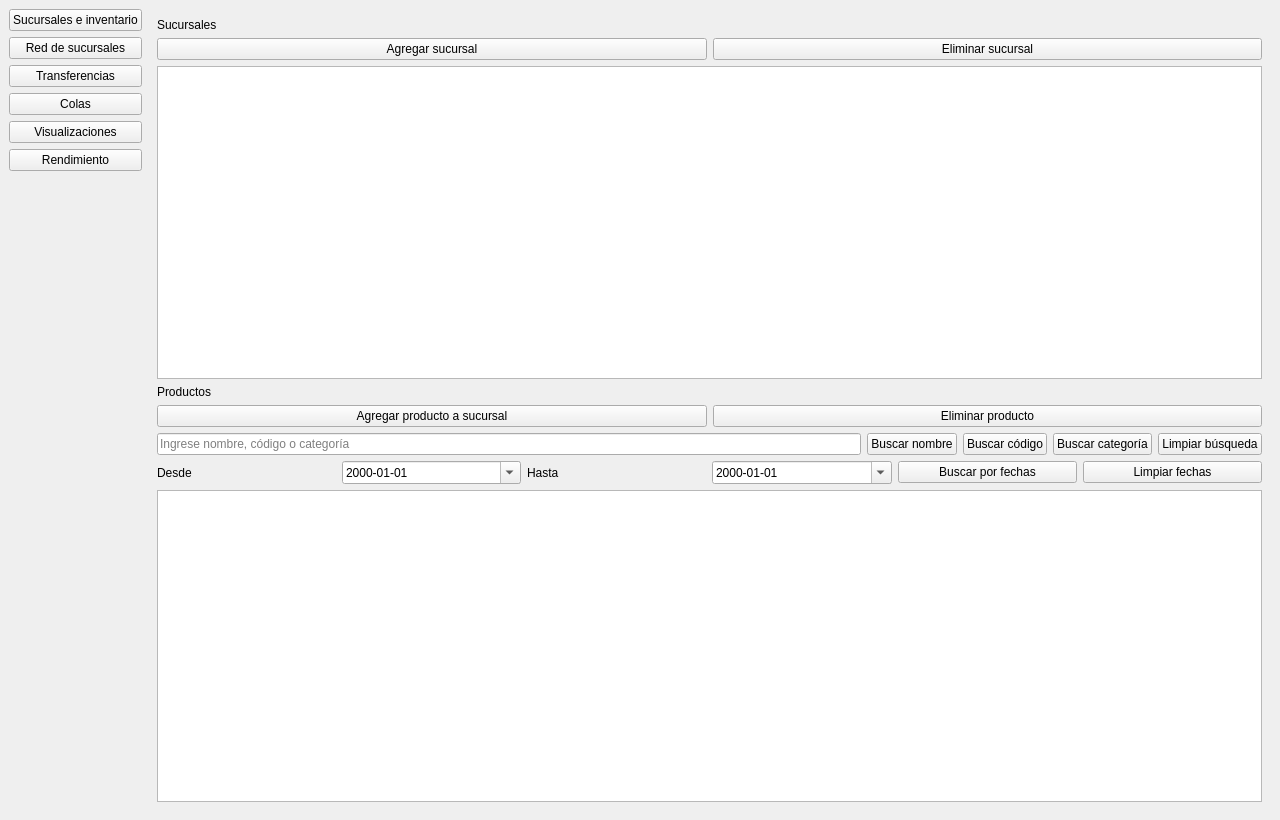
Qt form app/gui/main_window.ui (CarlosL62/supermarket-inventory-system) before a commit.
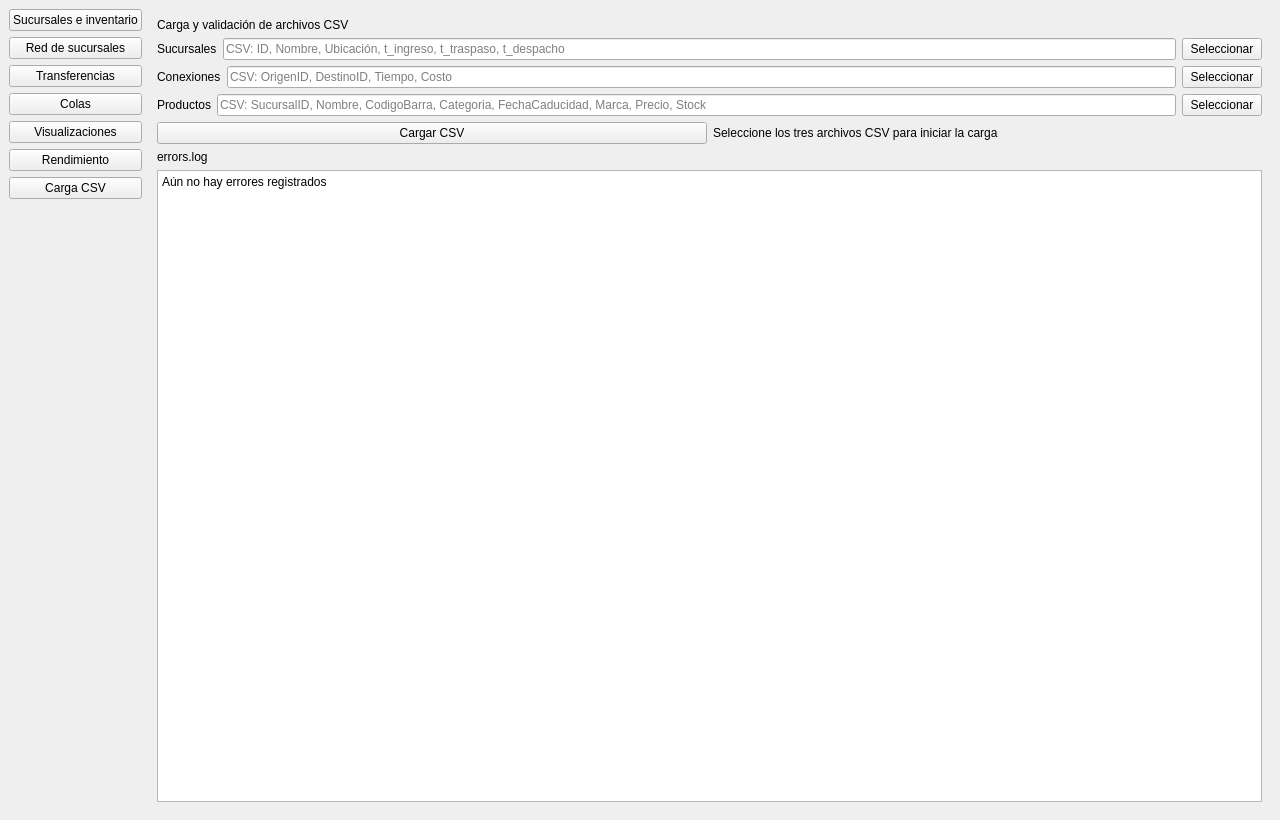
The same form after that commit. The open tabs and pages were chosen to show the change.

Commit message: feat: implement CSV loading functionality with error logging and UI integration

The edit to the form file:
```diff
--- a/app/gui/main_window.ui
+++ b/app/gui/main_window.ui
@@ -58,6 +58,13 @@
         </property>
        </widget>
       </item>
+      <item>
+       <widget class="QPushButton" name="btnViewCsv">
+        <property name="text">
+         <string>Carga CSV</string>
+        </property>
+       </widget>
+      </item>
       <item>
        <spacer name="verticalSpacer">
         <property name="orientation">
@@ -654,6 +661,130 @@
           </item>
          </layout>
         </widget>
+        <widget class="QWidget" name="csvPage">
+         <layout class="QVBoxLayout" name="csvLayout">
+          <item>
+           <widget class="QLabel" name="labelCsvSection">
+            <property name="text">
+             <string>Carga y validación de archivos CSV</string>
+            </property>
+           </widget>
+          </item>
+          <item>
+           <layout class="QHBoxLayout" name="csvBranchesLayout">
+            <item>
+             <widget class="QLabel" name="labelCsvBranches">
+              <property name="text">
+               <string>Sucursales</string>
+              </property>
+             </widget>
+            </item>
+            <item>
+             <widget class="QLineEdit" name="inputCsvBranches">
+              <property name="placeholderText">
+               <string>CSV: ID, Nombre, Ubicación, t_ingreso, t_traspaso, t_despacho</string>
+              </property>
+             </widget>
+            </item>
+            <item>
+             <widget class="QPushButton" name="btnSelectCsvBranches">
+              <property name="text">
+               <string>Seleccionar</string>
+              </property>
+             </widget>
+            </item>
+           </layout>
+          </item>
+          <item>
+           <layout class="QHBoxLayout" name="csvConnectionsLayout">
+            <item>
+             <widget class="QLabel" name="labelCsvConnections">
+              <property name="text">
+               <string>Conexiones</string>
+              </property>
+             </widget>
+            </item>
+            <item>
+             <widget class="QLineEdit" name="inputCsvConnections">
+              <property name="placeholderText">
+               <string>CSV: OrigenID, DestinoID, Tiempo, Costo</string>
+              </property>
+             </widget>
+            </item>
+            <item>
+             <widget class="QPushButton" name="btnSelectCsvConnections">
+              <property name="text">
+               <string>Seleccionar</string>
+              </property>
+             </widget>
+            </item>
+           </layout>
+          </item>
+          <item>
+           <layout class="QHBoxLayout" name="csvProductsLayout">
+            <item>
+             <widget class="QLabel" name="labelCsvProducts">
+              <property name="text">
+               <string>Productos</string>
+              </property>
+             </widget>
+            </item>
+            <item>
+             <widget class="QLineEdit" name="inputCsvProducts">
+              <property name="placeholderText">
+               <string>CSV: SucursalID, Nombre, CodigoBarra, Categoria, FechaCaducidad, Marca, Precio, Stock</string>
+              </property>
+             </widget>
+            </item>
+            <item>
+             <widget class="QPushButton" name="btnSelectCsvProducts">
+              <property name="text">
+               <string>Seleccionar</string>
+              </property>
+             </widget>
+            </item>
+           </layout>
+          </item>
+          <item>
+           <layout class="QHBoxLayout" name="csvActionsLayout">
+            <item>
+             <widget class="QPushButton" name="btnLoadCsvFiles">
+              <property name="text">
+               <string>Cargar CSV</string>
+              </property>
+             </widget>
+            </item>
+            <item>
+             <widget class="QLabel" name="labelCsvResult">
+              <property name="text">
+               <string>Seleccione los tres archivos CSV para iniciar la carga</string>
+              </property>
+              <property name="wordWrap">
+               <bool>true</bool>
+              </property>
+             </widget>
+            </item>
+           </layout>
+          </item>
+          <item>
+           <widget class="QLabel" name="labelCsvErrors">
+            <property name="text">
+             <string>errors.log</string>
+            </property>
+           </widget>
+          </item>
+          <item>
+           <widget class="QPlainTextEdit" name="textCsvErrors">
+            <property name="readOnly">
+             <bool>true</bool>
+            </property>
+            <property name="plainText">
+             <string>Aún no hay errores registrados</string>
+            </property>
+           </widget>
+          </item>
+         </layout>
+        </widget>
        </widget>
       </item>
      </layout>
```
The commit also changes 9 other files.
